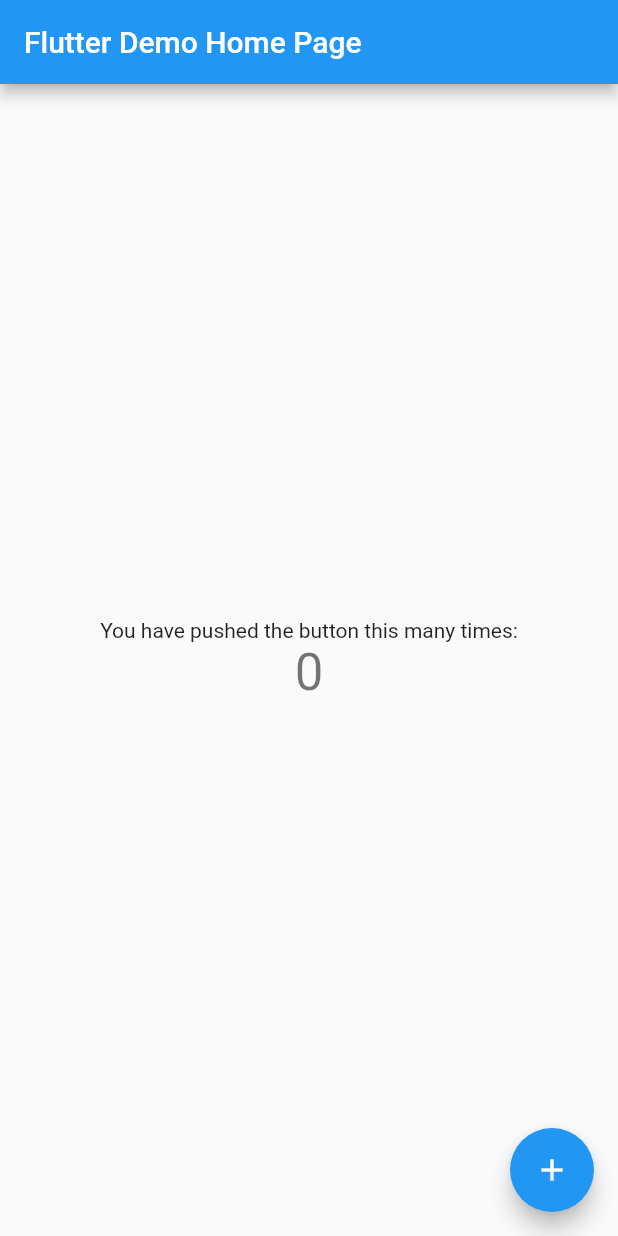
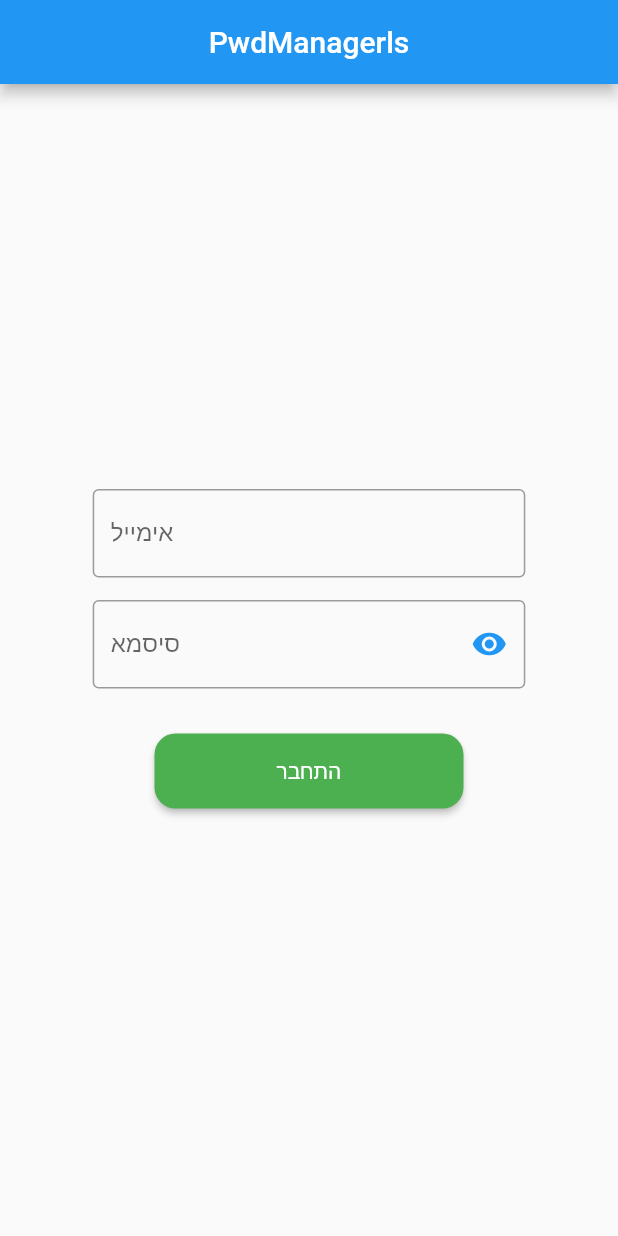
Before and after one commit to oshrey16/pwdmanls, a Flutter app: the screen it shows after launch, on a phone screen of 412 x 824 dp. Run offline on Flutter 3.47's test engine with Material 2 defaults, Android fonts, the phone set to English and light mode, and no system bars; our stand-ins replace drift; accounts and stored records are empty; generated files the repository leaves out were written again.

Commit message:
Start project & Db connected & create Pages

```diff
--- a/lib/main.dart
+++ b/lib/main.dart
@@ -1,7 +1,19 @@
+import 'package:drift/drift.dart' as drift;
 import 'package:flutter/material.dart';
+import 'package:pwdmanls/db.dart';
+import 'package:pwdmanls/main_screen.dart';
+import 'package:pwdmanls/set_password.dart';
+import 'package:provider/provider.dart';
 
+late MyDatabase database;
 void main() {
-  runApp(const MyApp());
+  WidgetsFlutterBinding.ensureInitialized();
+  runApp(Provider<MyDatabase>(
+      create: (context) => MyDatabase(),
+      child: const MyApp(),
+      dispose: (context, db) => db.close(),
+   ),
+  );
 }
 
 class MyApp extends StatelessWidget {
@@ -11,7 +23,16 @@ class MyApp extends StatelessWidget {
   @override
   Widget build(BuildContext context) {
     return MaterialApp(
-      title: 'Flutter Demo',
+      initialRoute: '/',
+      routes: {
+        // When navigating to the "/" route, build the FirstScreen widget.
+        '/': (context) => const MyHomePage(title: 'PwdManagerls'),
+        // When navigating to the "/second" route, build the SecondScreen widget.
+        '/second': (context) => const MainScreen(),
+        '/set': (context) => const SetPassword(),
+        // '/get': (context) => const MainScreen(),
+      },
+      title: 'PwdManls',
       theme: ThemeData(
         // This is the theme of your application.
         //
@@ -24,7 +45,7 @@ class MyApp extends StatelessWidget {
         // is not restarted.
         primarySwatch: Colors.blue,
       ),
-      home: const MyHomePage(title: 'Flutter Demo Home Page'),
+      // home: const MyHomePage(title: 'PwdManagerls'),
     );
   }
 }
@@ -48,18 +69,9 @@ class MyHomePage extends StatefulWidget {
 }
 
 class _MyHomePageState extends State<MyHomePage> {
-  int _counter = 0;
-
-  void _incrementCounter() {
-    setState(() {
-      // This call to setState tells the Flutter framework that something has
-      // changed in this State, which causes it to rerun the build method below
-      // so that the display can reflect the updated values. If we changed
-      // _counter without calling setState(), then the build method would not be
-      // called again, and so nothing would appear to happen.
-      _counter++;
-    });
-  }
+  bool _passwordVisible = true;
+  final _emailController = TextEditingController();
+  final _passwordController = TextEditingController();
 
   @override
   Widget build(BuildContext context) {
@@ -71,45 +83,109 @@ class _MyHomePageState extends State<MyHomePage> {
     // than having to individually change instances of widgets.
     return Scaffold(
       appBar: AppBar(
-        // Here we take the value from the MyHomePage object that was created by
-        // the App.build method, and use it to set our appbar title.
+        centerTitle: true,
         title: Text(widget.title),
       ),
       body: Center(
-        // Center is a layout widget. It takes a single child and positions it
-        // in the middle of the parent.
         child: Column(
-          // Column is also a layout widget. It takes a list of children and
-          // arranges them vertically. By default, it sizes itself to fit its
-          // children horizontally, and tries to be as tall as its parent.
-          //
-          // Invoke "debug painting" (press "p" in the console, choose the
-          // "Toggle Debug Paint" action from the Flutter Inspector in Android
-          // Studio, or the "Toggle Debug Paint" command in Visual Studio Code)
-          // to see the wireframe for each widget.
-          //
-          // Column has various properties to control how it sizes itself and
-          // how it positions its children. Here we use mainAxisAlignment to
-          // center the children vertically; the main axis here is the vertical
-          // axis because Columns are vertical (the cross axis would be
-          // horizontal).
           mainAxisAlignment: MainAxisAlignment.center,
           children: <Widget>[
-            const Text(
-              'You have pushed the button this many times:',
+            loginRegline(_emailController, "אימייל"),
+            const SizedBox(height: 15),
+            loginReglinePassword(_passwordController, "סיסמא"),
+            const SizedBox(
+              height: 30,
             ),
-            Text(
-              '$_counter',
-              style: Theme.of(context).textTheme.headline4,
-            ),
+            loginButton(),
+            const SizedBox(height: 15),
+            // registerButton(),
+            // const SizedBox(height: 15),
           ],
         ),
       ),
-      floatingActionButton: FloatingActionButton(
-        onPressed: _incrementCounter,
-        tooltip: 'Increment',
-        child: const Icon(Icons.add),
-      ), // This trailing comma makes auto-formatting nicer for build methods.
+    );
+  }
+
+  Widget loginRegline(TextEditingController controller, String title) {
+    return SizedBox(
+      width: MediaQuery.of(context).size.width * 0.7,
+      child: Directionality(
+        textDirection: TextDirection.ltr,
+        child: TextField(
+          key: const Key("Email"),
+          maxLength: 45,
+          textAlignVertical: TextAlignVertical.center,
+          controller: controller,
+          autofocus: false,
+          decoration: InputDecoration(
+            counterText: "",
+            border: const OutlineInputBorder(),
+            labelText: title,
+          ),
+        ),
+      ),
+    );
+  }
+
+  Widget loginButton() {
+    return ElevatedButton(
+        key: const Key("LoginButton"),
+        style: ElevatedButton.styleFrom(
+            minimumSize: Size(MediaQuery.of(context).size.width / 2, 50),
+            primary: Colors.green,
+            shape: RoundedRectangleBorder(
+              borderRadius: BorderRadius.circular(14.0),
+            )),
+        onPressed: () async {
+          Navigator.pushNamed(context, '/second');
+          // final String email = _emailController.text.trim();
+          // final String password = _passwordController.text.trim();
+          // if (email.isNotEmpty && password.isNotEmpty) {
+          //   context.read<AuthService>().login(email, password).then((value) {
+          //     if (value != "Logged In") {
+          //       showDialogMsg(
+          //           context, MsgType.error, "שם משתמש או סיסמא לא נכונים");
+          //     }
+          //   });
+          // } else {
+          //   if (email.isEmpty) {
+          //     showDialogMsg(context, MsgType.error, "אימייל לא תקין");
+          //   } else {
+          //     showDialogMsg(context, MsgType.error, "סיסמה לא תקינה");
+          //   }
+          // }
+        },
+        child: const Text('התחבר'));
+  }
+
+  Widget loginReglinePassword(TextEditingController controller, String title) {
+    return SizedBox(
+      width: MediaQuery.of(context).size.width * 0.7,
+      child: Directionality(
+        textDirection: TextDirection.ltr,
+        child: TextField(
+          maxLength: 45,
+          textAlignVertical: TextAlignVertical.center,
+          controller: controller,
+          autofocus: false,
+          obscureText: _passwordVisible,
+          decoration: InputDecoration(
+              border: const OutlineInputBorder(),
+              labelText: title,
+              counterText: "",
+              suffixIcon: IconButton(
+                icon: Icon(
+                  _passwordVisible ? Icons.visibility : Icons.visibility_off,
+                  color: Colors.blue,
+                ),
+                onPressed: () {
+                  setState(() {
+                    _passwordVisible = !_passwordVisible;
+                  });
+                },
+              )),
+        ),
+      ),
     );
   }
 }
```
Also changed, not shown: lib/db.dart (added, +65 -0 lines), lib/main_screen.dart (added, +51 -0 lines), lib/set_password.dart (added, +167 -0 lines), pubspec.yaml (+9 -0 lines), lib/db.g.dart (added), 4 other files.
